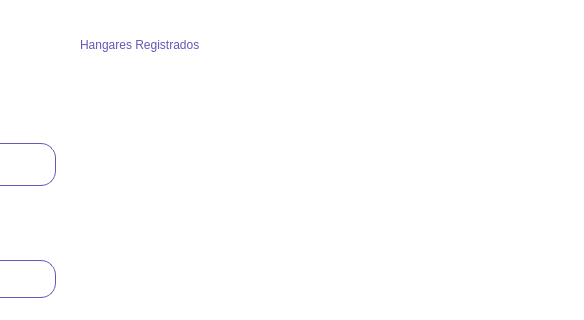
Old version of the form GUI/Resources/UI/HangarRegister.ui in the repository difer19/Gestor-de-Hangares; both pictures show x 449 to 1033 and y 0 to 320 of the 1033 by 547 pixel window.
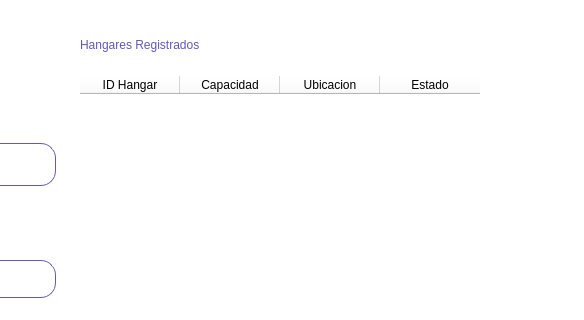
New version of the form.

```diff
--- a/GUI/Resources/UI/HangarRegister.ui
+++ b/GUI/Resources/UI/HangarRegister.ui
@@ -65,7 +65,14 @@
     border-radius: 5px;
     padding: 1px 18px 1px 3px;
     min-width: 10px;
-}</string>
+}
+
+QTableWidget
+{
+	color: #6357B7;
+    font: 12pt &quot;Bahnschrift&quot;;
+}
+</string>
   </property>
   <layout class="QHBoxLayout" name="horizontalLayout">
    <item>
@@ -210,6 +217,35 @@
           <height>68</height>
          </size>
         </property>
+        <property name="alternatingRowColors">
+         <bool>true</bool>
+        </property>
+        <property name="selectionMode">
+         <enum>QAbstractItemView::SingleSelection</enum>
+        </property>
+        <property name="selectionBehavior">
+         <enum>QAbstractItemView::SelectRows</enum>
+        </property>
+        <column>
+         <property name="text">
+          <string>ID Hangar</string>
+         </property>
+        </column>
+        <column>
+         <property name="text">
+          <string>Capacidad</string>
+         </property>
+        </column>
+        <column>
+         <property name="text">
+          <string>Ubicacion</string>
+         </property>
+        </column>
+        <column>
+         <property name="text">
+          <string>Estado</string>
+         </property>
+        </column>
        </widget>
       </item>
       <item>
```
